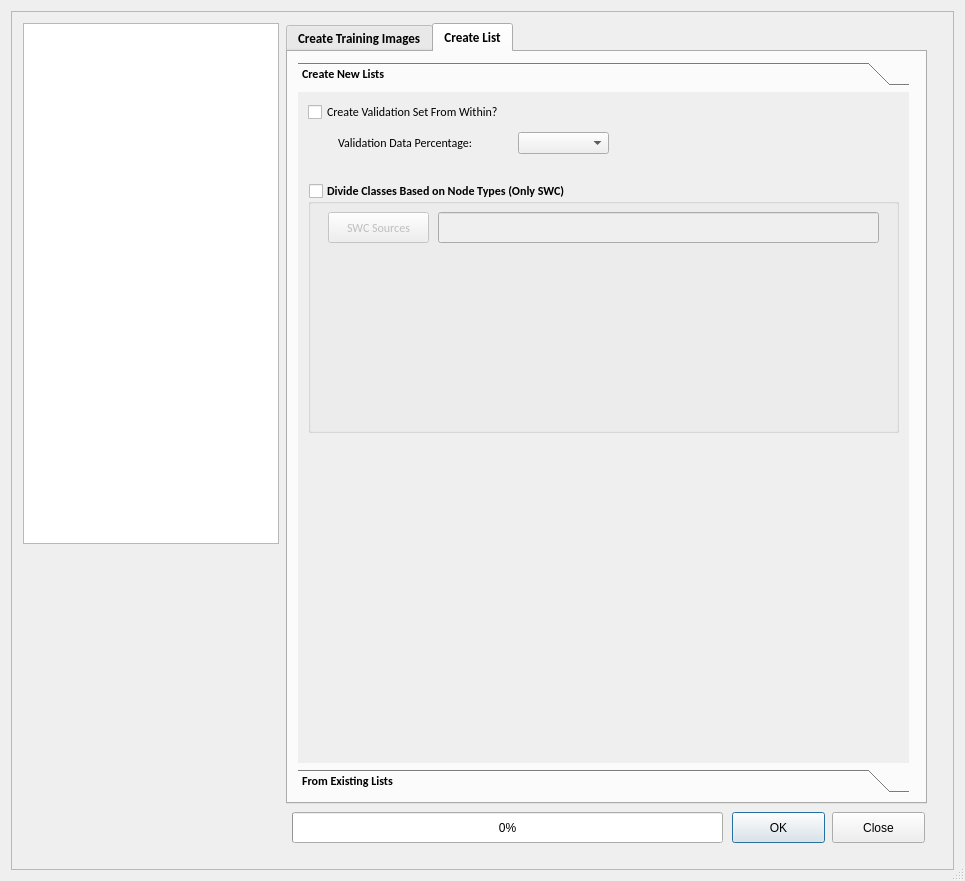
This is hackathon/MK/DatasetGenerator/DatasetGenerator.ui in Vaa3D/vaa3d_tools as Qt 5 draws it before an edit. The edited form follows.
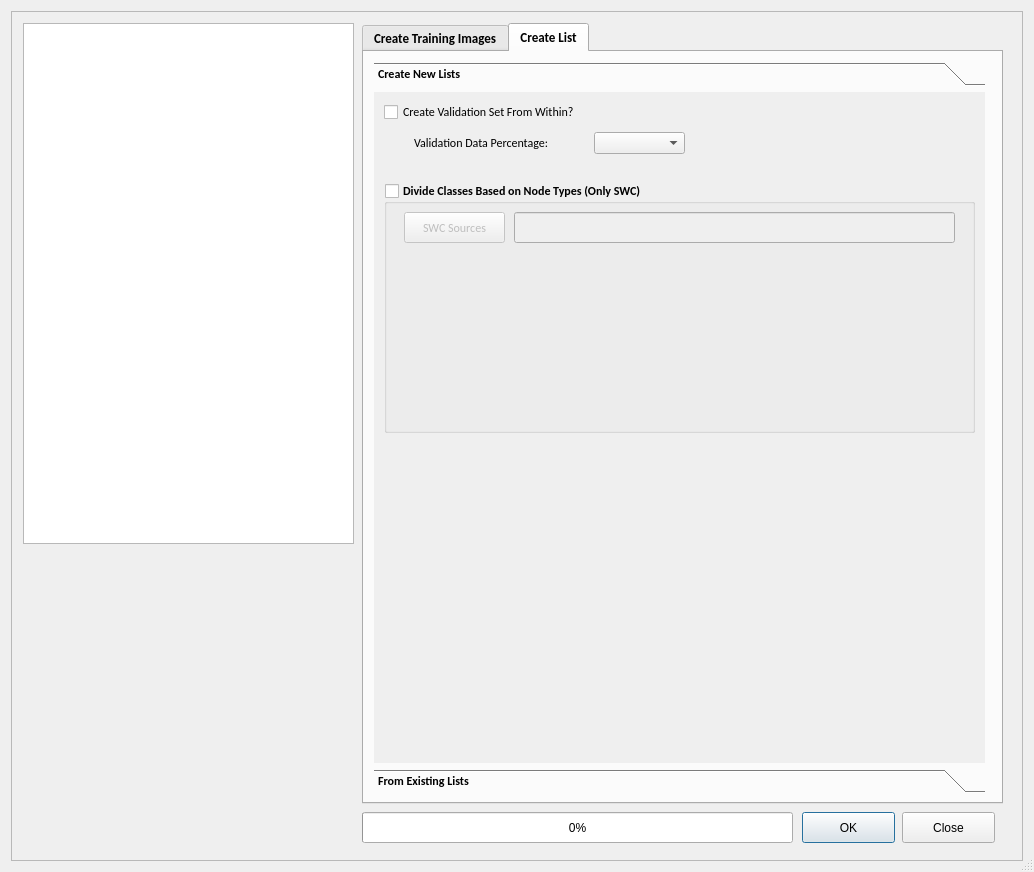
This is the edited form. The open tabs and pages were chosen to show the change.

Commit message: DatasetGenerator: 2D/3D patches from 3D stack or terafly ready

What changed in the file:
```diff
--- a/hackathon/MK/DatasetGenerator/DatasetGenerator.ui
+++ b/hackathon/MK/DatasetGenerator/DatasetGenerator.ui
@@ -9,14 +9,14 @@
    <rect>
     <x>0</x>
     <y>0</y>
-    <width>965</width>
-    <height>881</height>
+    <width>1034</width>
+    <height>872</height>
    </rect>
   </property>
   <property name="maximumSize">
    <size>
-    <width>980</width>
-    <height>890</height>
+    <width>1050</width>
+    <height>880</height>
    </size>
   </property>
   <property name="windowTitle">
@@ -54,8 +54,8 @@
        <rect>
         <x>0</x>
         <y>0</y>
-        <width>938</width>
-        <height>848</height>
+        <width>1002</width>
+        <height>840</height>
        </rect>
       </property>
       <widget class="QWidget" name="widget" native="true">
@@ -77,7 +77,7 @@
       <widget class="QPushButton" name="pushButton_11">
        <property name="geometry">
         <rect>
-         <x>720</x>
+         <x>790</x>
          <y>800</y>
          <width>93</width>
          <height>31</height>
@@ -99,7 +99,7 @@
         <rect>
          <x>11</x>
          <y>11</y>
-         <width>256</width>
+         <width>331</width>
          <height>521</height>
         </rect>
        </property>
@@ -112,11 +112,14 @@
        <property name="mouseTracking">
         <bool>false</bool>
        </property>
+       <property name="horizontalScrollBarPolicy">
+        <enum>Qt::ScrollBarAsNeeded</enum>
+       </property>
       </widget>
       <widget class="QTabWidget" name="tabWidget">
        <property name="geometry">
         <rect>
-         <x>274</x>
+         <x>350</x>
          <y>11</y>
          <width>641</width>
          <height>781</height>
@@ -1380,8 +1383,8 @@
            <rect>
             <x>0</x>
             <y>0</y>
-            <width>98</width>
-            <height>28</height>
+            <width>100</width>
+            <height>30</height>
            </rect>
           </property>
           <attribute name="label">
@@ -1813,7 +1816,7 @@
       <widget class="QProgressBar" name="progressBar">
        <property name="geometry">
         <rect>
-         <x>280</x>
+         <x>350</x>
          <y>800</y>
          <width>431</width>
          <height>31</height>
@@ -1844,7 +1847,7 @@
       <widget class="QPushButton" name="pushButton_13">
        <property name="geometry">
         <rect>
-         <x>820</x>
+         <x>890</x>
          <y>800</y>
          <width>93</width>
          <height>31</height>
```
Left out of the diff: 2 changed lines with no effect on the pictures. The commit also changes 7 other files.
